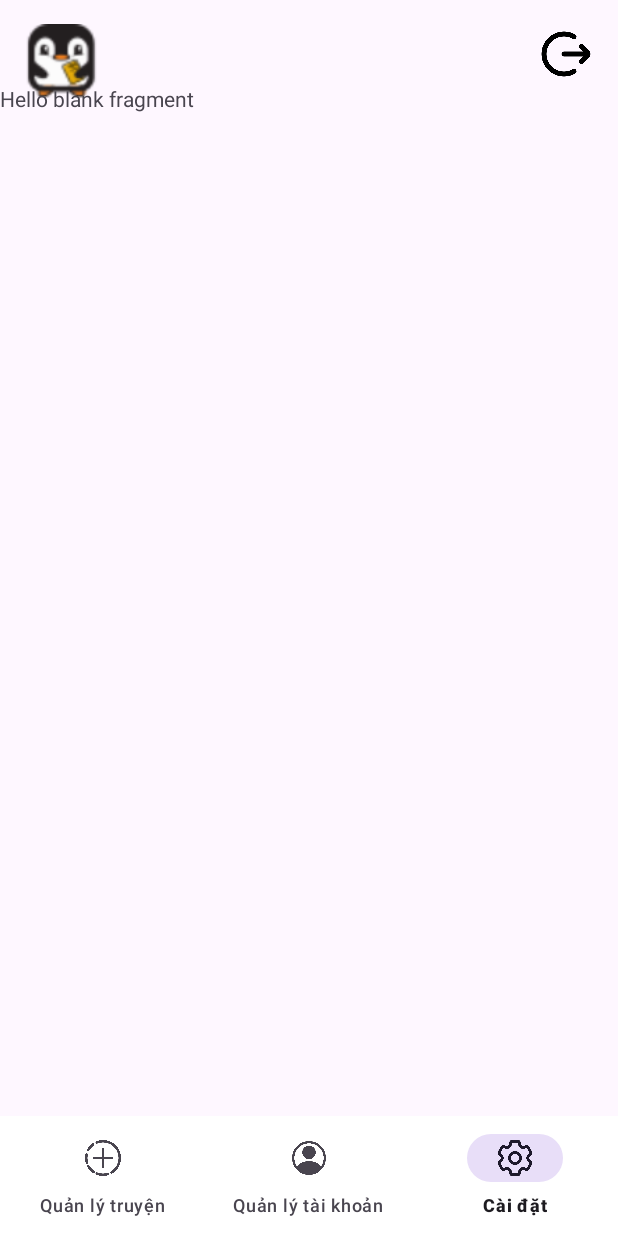
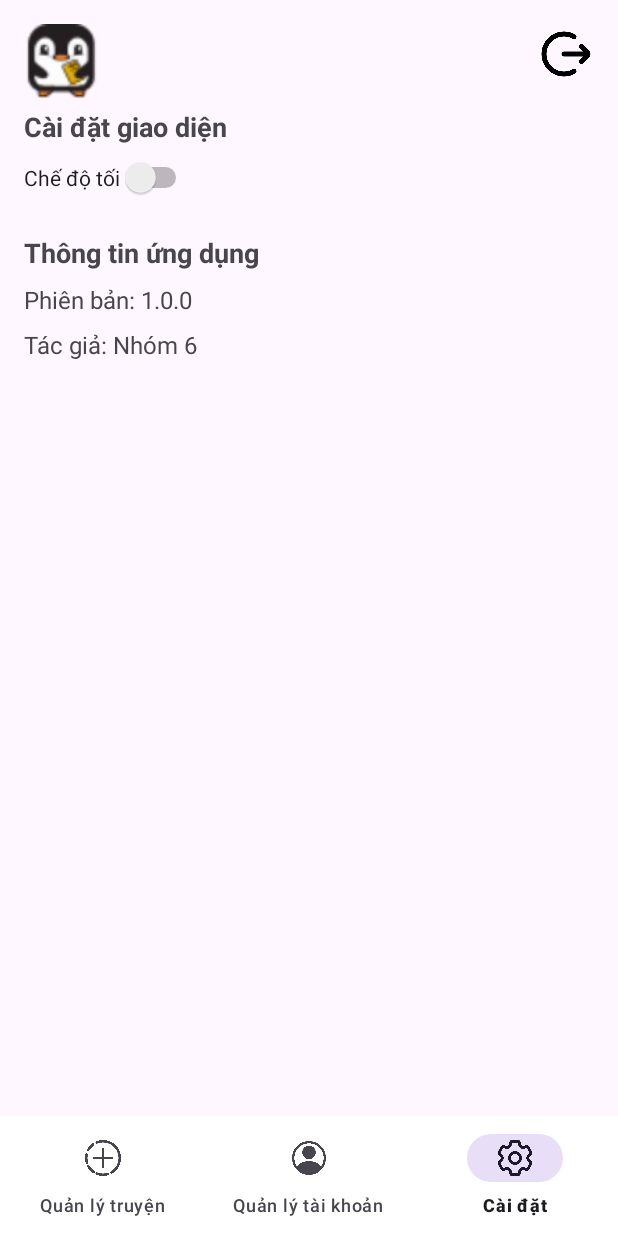
Before and after one commit to Toilahvu/DALTUD2, an Android app: the AdminActivity screen opened directly, with no data from a screen before it, item 3 of the bottom bar chosen, on a phone screen of 412 x 824 dp. Run offline under Robolectric (Android 15) with nearby library versions, the phone set to English and light mode, and no system bars.

Commit message:
change somthing

```diff
--- a/app/src/main/java/com/example/daltud2/AdminActivity.java
+++ b/app/src/main/java/com/example/daltud2/AdminActivity.java
@@ -2,6 +2,7 @@ package com.example.daltud2;
 
 import android.annotation.SuppressLint;
 import android.os.Bundle;
+import android.widget.ImageButton;
 
 import androidx.activity.EdgeToEdge;
 import androidx.appcompat.app.AppCompatActivity;
@@ -13,6 +14,7 @@ import com.google.android.material.bottomnavigation.BottomNavigationView;
 public class AdminActivity extends AppCompatActivity {
 
     BottomNavigationView bottomNavigationView;
+    ImageButton imageButton;
 
     @SuppressLint("MissingInflatedId")
     @Override
@@ -36,12 +38,21 @@ public class AdminActivity extends AppCompatActivity {
 
         // Gọi các phương thức xử lý
         addControls();
+        addDefaultFragment(); // Hiển thị mặc định QLTruyenFragment
         addEvents();
     }
 
     void addControls() {
         // Tìm đối tượng BottomNavigationView
         bottomNavigationView = findViewById(R.id.bottom_navigation);
+        imageButton = findViewById(R.id.logout);
+    }
+
+    void addDefaultFragment() {
+        // Hiển thị mặc định QLTruyenFragment
+        getSupportFragmentManager().beginTransaction()
+                .replace(R.id.fragment_container, new QLTruynFragment())
+                .commit();
     }
 
     void addEvents() {
@@ -76,6 +87,8 @@ public class AdminActivity extends AppCompatActivity {
                 }
             });
         }
+
+        // Xử lý sự kiện nút đăng xuất
+        imageButton.setOnClickListener(v -> finish());
     }
-
 }
--- a/app/src/main/java/com/example/daltud2/LoginActivity.kt
+++ b/app/src/main/java/com/example/daltud2/LoginActivity.kt
@@ -74,13 +74,22 @@ class LoginActivity : AppCompatActivity() {
             startActivity(intent)
         }
 
-        loginButton.setOnClickListener{
-            var email = emailEditText.text.toString().trim()
-            var password = passwordEditText.text.toString().trim()
+        loginButton.setOnClickListener {
+            val email = emailEditText.text.toString().trim()
+            val password = passwordEditText.text.toString().trim()
 
             if (email.isEmpty() || password.isEmpty()) {
                 Toast.makeText(this, "Vui lòng điền đầy đủ thông tin", Toast.LENGTH_SHORT).show()
                 return@setOnClickListener
+            }
+
+            // Kiểm tra nếu email và password là "admin"
+            if (email == "admin" && password == "admin") {
+                Toast.makeText(this, "Chào mừng Admin", Toast.LENGTH_SHORT).show()
+                val intent = Intent(this, AdminActivity::class.java)  // Chuyển tới AdminActivity
+                startActivity(intent)
+                finish() // Kết thúc Activity hiện tại nếu không cần quay lại
+                return@setOnClickListener // Thoát khỏi hàm sau khi chuyển trang
             }
 
             // Mở kết nối đến cơ sở dữ liệu
@@ -93,15 +102,16 @@ class LoginActivity : AppCompatActivity() {
             if (user != null) {
                 // Đăng nhập thành công
                 Toast.makeText(this, "Đăng nhập thành công", Toast.LENGTH_SHORT).show()
-//                val intent = Intent(this, MainActivity::class.java)  // Chuyển tới MainActivity
-//                startActivity(intent)
-//                finish()
+                val intent = Intent(this, MainActivity::class.java)  // Chuyển tới MainActivity
+                startActivity(intent)
+                finish()
             } else {
                 // Đăng nhập thất bại
                 Toast.makeText(this, "Sai email hoặc mật khẩu", Toast.LENGTH_SHORT).show()
-                Log.d("Account", "Email: " + email + " Pass: " + password)
+                Log.d("Account", "Email: $email Pass: $password")
             }
         }
+
         logo.setOnClickListener {
             val intent = Intent(this, MainActivity::class.java)
             startActivity(intent)
--- a/app/src/main/res/layout/fragment_settings.xml
+++ b/app/src/main/res/layout/fragment_settings.xml
@@ -1,14 +1,46 @@
 <?xml version="1.0" encoding="utf-8"?>
-<FrameLayout xmlns:android="http://schemas.android.com/apk/res/android"
-    xmlns:tools="http://schemas.android.com/tools"
+<LinearLayout
+    xmlns:android="http://schemas.android.com/apk/res/android"
     android:layout_width="match_parent"
     android:layout_height="match_parent"
-    tools:context=".SettingsFragment">
+    android:orientation="vertical"
+    android:padding="16dp">
 
-    <!-- TODO: Update blank fragment layout -->
+    <!-- Cài đặt chế độ sáng/tối -->
     <TextView
-        android:layout_width="match_parent"
-        android:layout_height="match_parent"
-        android:text="@string/hello_blank_fragment" />
+        android:layout_width="wrap_content"
+        android:layout_height="wrap_content"
+        android:text="Cài đặt giao diện"
+        android:textSize="18sp"
+        android:textStyle="bold"
+        android:layout_marginBottom="8dp" />
 
-</FrameLayout>
+    <Switch
+        android:id="@+id/themeSwitch"
+        android:layout_width="wrap_content"
+        android:layout_height="wrap_content"
+        android:text="Chế độ tối"
+        android:layout_marginBottom="24dp" />
+
+    <!-- Thông tin ứng dụng -->
+    <TextView
+        android:layout_width="wrap_content"
+        android:layout_height="wrap_content"
+        android:text="Thông tin ứng dụng"
+        android:textSize="18sp"
+        android:textStyle="bold"
+        android:layout_marginBottom="8dp" />
+
+    <TextView
+        android:layout_width="wrap_content"
+        android:layout_height="wrap_content"
+        android:text="Phiên bản: 1.0.0"
+        android:textSize="16sp"
+        android:layout_marginBottom="8dp" />
+
+    <TextView
+        android:layout_width="wrap_content"
+        android:layout_height="wrap_content"
+        android:text="Tác giả: Nhóm 6"
+        android:textSize="16sp" />
+</LinearLayout>
```
